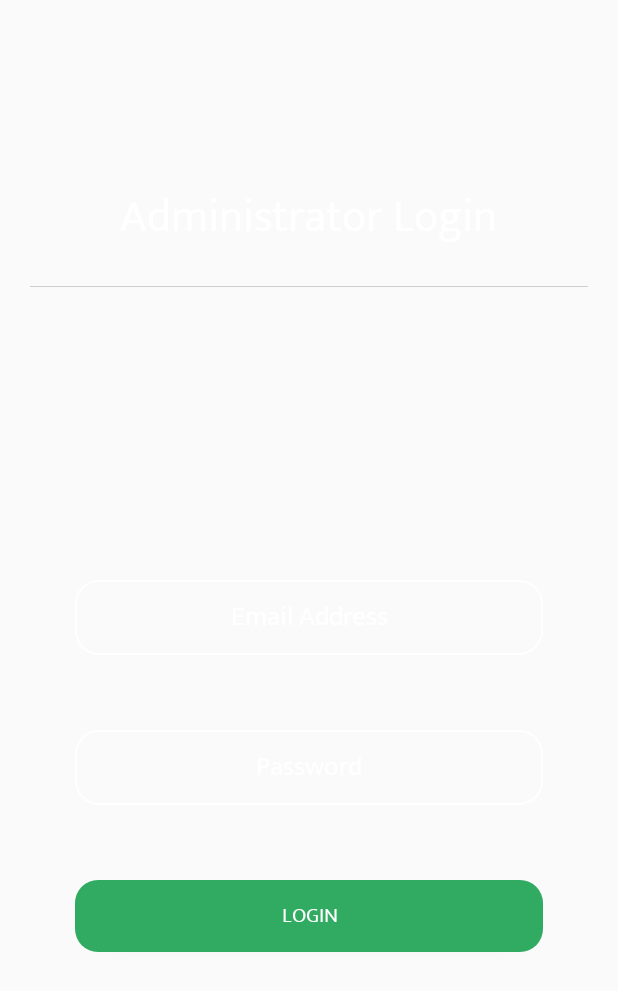
After one commit to sanchit-sharma/EventManagerFinal-master, an Android app: the DeveloperLoginToRemoveEventActivity screen opened directly, with no data from a screen before it, on a phone screen of 412 x 824 dp. The commit adds this screen. Shown: the top 991 px of the screen. Run offline under Robolectric (Android 15) with nearby library versions, the phone set to English and light mode, and no system bars; our stand-ins replace Firebase (no records; nobody signed in at launch, a user with empty details on screens opened directly); 1 statement that could not run was skipped.

Commit message:
developer login to remove activity added

```diff
--- a/app/build.gradle
+++ b/app/build.gradle
@@ -57,4 +57,5 @@ dependencies {
 
 
 
+
 apply plugin: 'com.google.gms.google-services'
--- a/app/src/main/AndroidManifest.xml
+++ b/app/src/main/AndroidManifest.xml
@@ -26,8 +26,9 @@
         <activity android:name=".LoginActivity" />
         <activity android:name=".RegisterActivity" />
         <activity android:name=".ForgotPasswordActivity" />
-        <activity android:name=".DeveloperLoginActivity"/>
-            <activity android:name=".RemoveEventActivity"/>
+        <activity android:name=".DeveloperLoginActivity" />
+        <activity android:name=".RemoveEventActivity" />
+        <activity android:name=".DeveloperLoginToRemoveEventActivity"></activity>
     </application>
 
 </manifest>
--- a/app/src/main/java/com/example/android/qwerty/DescriptionActivity.java
+++ b/app/src/main/java/com/example/android/qwerty/DescriptionActivity.java
@@ -40,7 +40,7 @@ public class DescriptionActivity extends AppCompatActivity {
         mRemoveButton.setOnClickListener(new View.OnClickListener() {
             @Override
             public void onClick(View view) {
-                Intent removeActivity = new Intent(DescriptionActivity.this,RemoveEventActivity.class);
+                Intent removeActivity = new Intent(DescriptionActivity.this,DeveloperLoginToRemoveEventActivity.class);
                 removeActivity.putExtra("eventId",eventId);
                 startActivity(removeActivity);
             }
--- /dev/null
+++ b/app/src/main/java/com/example/android/qwerty/DeveloperLoginToRemoveEventActivity.java
@@ -0,0 +1,113 @@
+package com.example.android.qwerty;
+
+import android.app.ProgressDialog;
+import android.content.Intent;
+import android.graphics.Color;
+import android.support.annotation.NonNull;
+import android.support.v7.app.AppCompatActivity;
+import android.os.Bundle;
+import android.text.TextUtils;
+import android.view.View;
+import android.widget.Button;
+import android.widget.EditText;
+import android.widget.Toast;
+
+import com.google.android.gms.tasks.OnCompleteListener;
+import com.google.android.gms.tasks.Task;
+import com.google.firebase.auth.AuthResult;
+import com.google.firebase.auth.FirebaseAuth;
+import com.google.firebase.database.DataSnapshot;
+import com.google.firebase.database.DatabaseError;
+import com.google.firebase.database.DatabaseReference;
+import com.google.firebase.database.FirebaseDatabase;
+import com.google.firebase.database.ValueEventListener;
+
+public class DeveloperLoginToRemoveEventActivity extends AppCompatActivity {
+    private EditText mEmail;
+    private EditText mPassword;
+    private Button mButton;
+
+    private FirebaseAuth mAuth;
+    private ProgressDialog progressDialog;
+    private DatabaseReference mDatabaseDeveloper;
+
+
+    @Override
+    protected void onCreate(Bundle savedInstanceState) {
+        super.onCreate(savedInstanceState);
+        setContentView(R.layout.activity_developer_login_to_remove_event);
+        final String event_key = getIntent().getExtras().getString("eventId");
+
+        //getWindow().getDecorView().setSystemUiVisibility(View.SYSTEM_UI_FLAG_LAYOUT_STABLE | View.SYSTEM_UI_FLAG_LAYOUT_FULLSCREEN);
+        //getWindow().setStatusBarColor(Color.TRANSPARENT);
+        mEmail = findViewById(R.id.developerLoginId);
+        mPassword = findViewById(R.id.developerLoginPassword);
+        mButton = findViewById(R.id.developerLoginBtn);
+        mAuth = FirebaseAuth.getInstance();
+        progressDialog = new ProgressDialog(this);
+        mDatabaseDeveloper = FirebaseDatabase.getInstance().getReference().child("developers");
+
+        mButton.setOnClickListener(new View.OnClickListener() {
+            @Override
+            public void onClick(View view) {
+                startLoggingIn();
+            }
+        });
+    }
+
+    private void startLoggingIn() {
+        String email = mEmail.getText().toString().trim();
+        String password = mPassword.getText().toString().trim();
+        if(TextUtils.isEmpty(email)||TextUtils.isEmpty(password))
+            Toast.makeText(getApplicationContext(),"empty fields",Toast.LENGTH_LONG).show();
+        else{
+            progressDialog.setMessage("logging in...");
+            progressDialog.show();
+            mAuth.signInWithEmailAndPassword(email,password).addOnCompleteListener(new OnCompleteListener<AuthResult>() {
+                @Override
+                public void onComplete(@NonNull Task<AuthResult> task) {
+                    if(task.isSuccessful()){
+
+                        checkUserExist();
+
+
+                    }
+                    else{
+
+                        Toast.makeText(DeveloperLoginToRemoveEventActivity.this,"password or username entered incorrect",Toast.LENGTH_LONG).show();
+                    }
+                    progressDialog.dismiss();
+
+
+                }
+            });
+        }
+    }
+
+    private void checkUserExist() {
+        final String user_id = mAuth.getCurrentUser().getUid();
+
+        mDatabaseDeveloper.addValueEventListener(new ValueEventListener() {
+            @Override
+            public void onDataChange(DataSnapshot dataSnapshot) {
+                if(dataSnapshot.hasChild(user_id))
+                {
+                    Intent developerLoginIntent = new Intent(DeveloperLoginToRemoveEventActivity.this,RemoveEventActivity.class);
+                    developerLoginIntent.addFlags(Intent.FLAG_ACTIVITY_CLEAR_TOP);
+                    developerLoginIntent.putExtra("eventId",getIntent().getExtras().getString("eventId"));
+                    startActivity(developerLoginIntent);
+                }
+                else
+                    Toast.makeText(DeveloperLoginToRemoveEventActivity.this,"you are not an official developer",Toast.LENGTH_LONG).show();
+            }
+
+
+            @Override
+            public void onCancelled(DatabaseError databaseError) {
+
+            }
+        });
+
+    }
+
+}
--- /dev/null
+++ b/app/src/main/res/layout/activity_developer_login_to_remove_event.xml
@@ -0,0 +1,75 @@
+<?xml version="1.0" encoding="utf-8"?>
+<RelativeLayout xmlns:android="http://schemas.android.com/apk/res/android"
+    xmlns:app="http://schemas.android.com/apk/res-auto"
+    xmlns:tools="http://schemas.android.com/tools"
+    android:layout_width="match_parent"
+    android:layout_height="match_parent"
+    tools:context="com.example.android.qwerty.DeveloperLoginToRemoveEventActivity">
+
+    <TextView
+        android:layout_width="wrap_content"
+        android:layout_height="wrap_content"
+        android:text="Administrator Login"
+        android:layout_marginTop="120dp"
+        android:textColor="#ffffff"
+        android:layout_centerHorizontal="true"
+        android:textSize="30dp"
+        android:id="@+id/head_forgot"
+
+        />
+    <View
+        android:layout_width="match_parent"
+        android:layout_height="0.5dp"
+        android:layout_below="@+id/head_forgot"
+        android:background="#cecece"
+        android:layout_margin="20dp"
+        />
+    <EditText
+        android:id="@+id/developerLoginId"
+        android:layout_width="match_parent"
+        android:layout_height="50dp"
+        android:layout_marginLeft="50dp"
+        android:layout_marginRight="50dp"
+        android:layout_centerVertical="true"
+        android:cursorVisible="false"
+        android:textAlignment="center"
+        android:ems="10"
+        android:hint="Email Address"
+        android:background="@drawable/edit_text"
+
+        android:textColor="#ffffff"
+        android:textColorHint="#ffffff"
+        android:backgroundTint="#ffffff"
+        android:inputType="textEmailAddress"
+        tools:layout_editor_absoluteX="8dp"
+        tools:layout_editor_absoluteY="36dp" />
+
+    <EditText
+        android:id="@+id/developerLoginPassword"
+        android:layout_width="match_parent"
+        android:layout_height="50dp"
+        android:layout_below="@+id/developerLoginId"
+        android:layout_centerHorizontal="true"
+        android:layout_margin="50dp"
+        android:ems="10"
+        android:cursorVisible="false"
+        android:textAlignment="center"
+        android:hint="Password"
+        android:textColor="#ffffff"
+        android:textColorHint="#ffffff"
+        android:background="@drawable/edit_text"
+
+        android:inputType="textPassword" />
+
+    <Button
+        android:id="@+id/developerLoginBtn"
+        android:layout_width="match_parent"
+        android:layout_marginLeft="50dp"
+        android:layout_marginRight="50dp"
+        android:layout_height="wrap_content"
+        android:background="@drawable/sign_in"
+        android:layout_below="@+id/developerLoginPassword"
+        android:layout_centerHorizontal="true"
+        android:textColor="#ffffff"
+        android:text="login" />
+</RelativeLayout>
```
